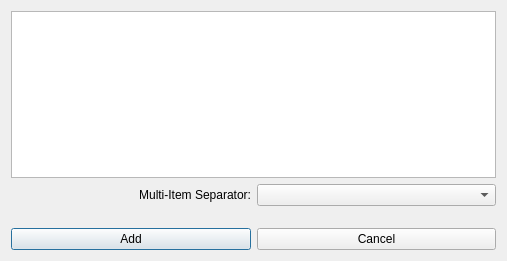
Old version of the form ui/design/add_items.ui in the repository zimolab/PyInstallerGUI.
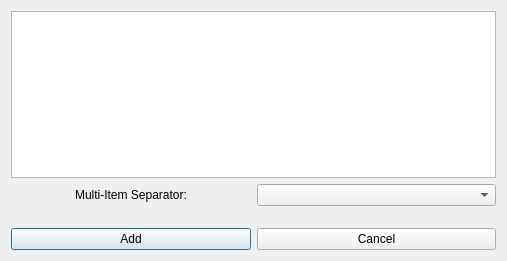
New version of the form.

Commit message: 添加两个UPX选项界面以及select_upx_excludes.ui文件

The edit to the form file:
```diff
--- a/ui/design/add_items.ui
+++ b/ui/design/add_items.ui
@@ -25,7 +25,7 @@
         <string>Multi-Item Separator:</string>
        </property>
        <property name="alignment">
-        <set>Qt::AlignRight|Qt::AlignTrailing|Qt::AlignVCenter</set>
+        <set>Qt::AlignCenter</set>
        </property>
       </widget>
      </item>
```
The commit also changes 6 other files.
